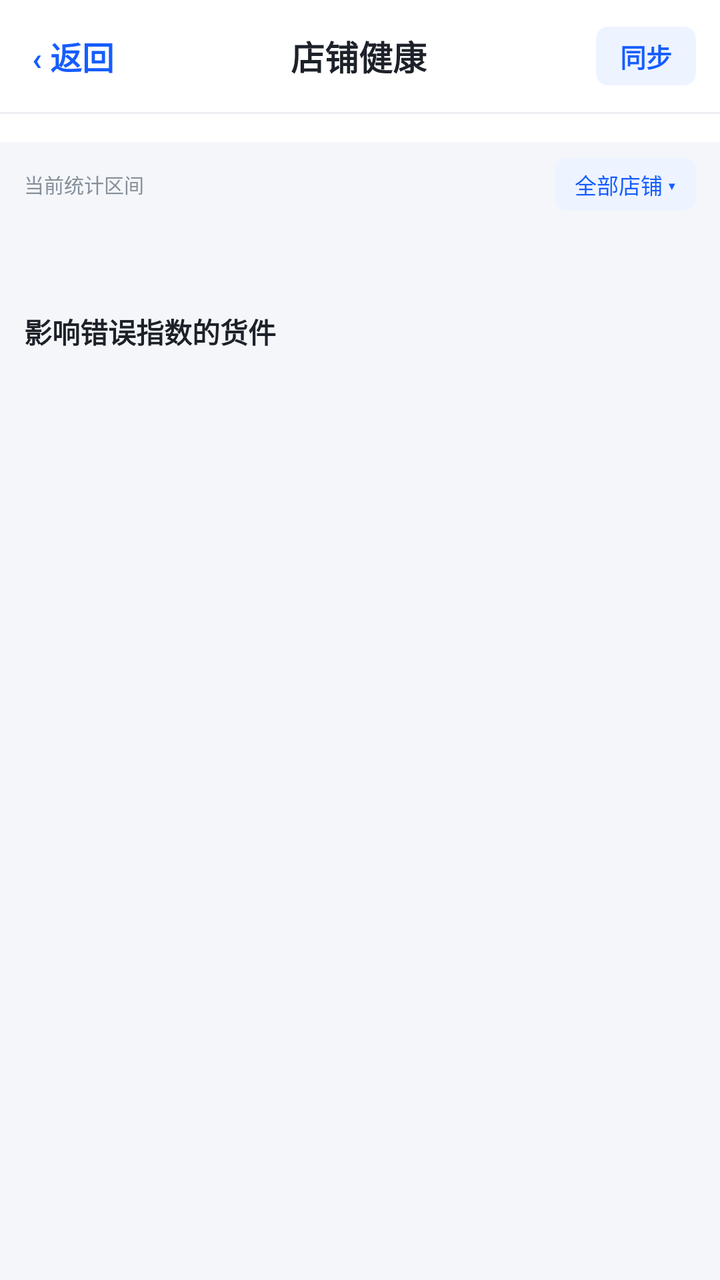
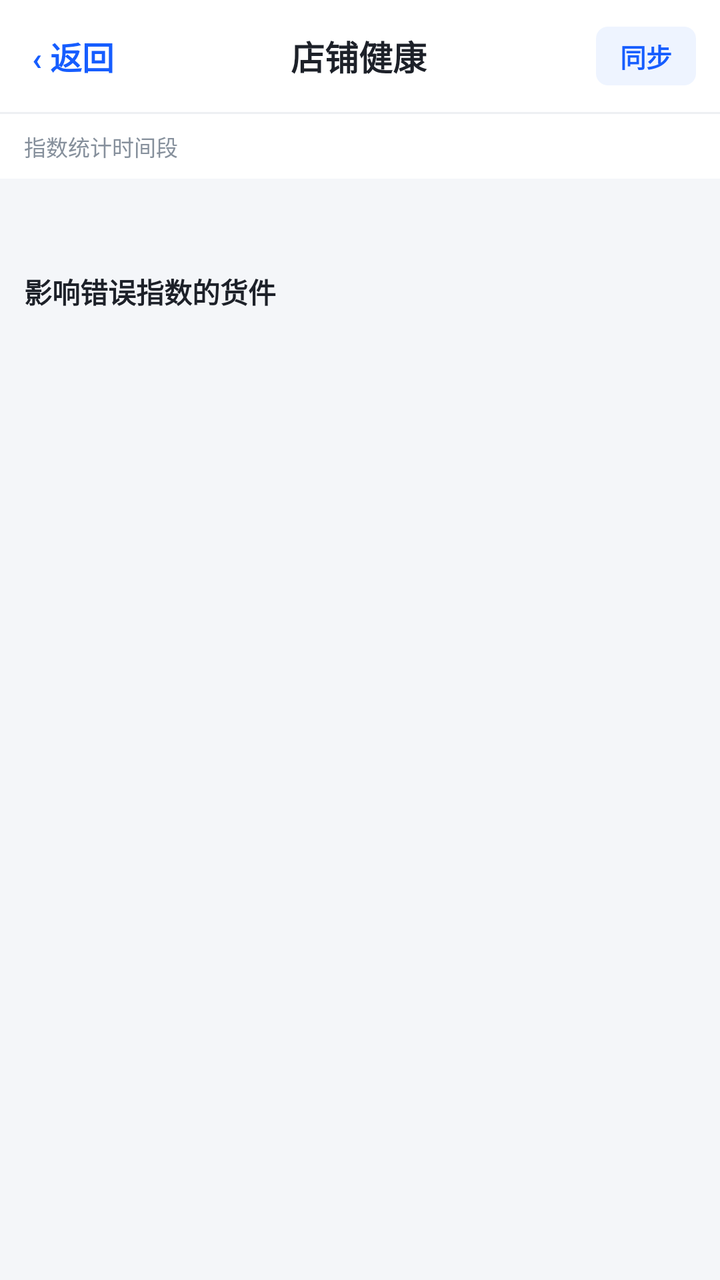

Compare the two renders of this Android layout. The source of the first and the diff that turns it into the second are given below.
<!-- AndroidManifest.xml: application theme AppTheme -->
<!-- res/layout/activity_store_health.xml -->
<?xml version="1.0" encoding="utf-8"?>
<LinearLayout xmlns:android="http://schemas.android.com/apk/res/android"
    android:layout_width="match_parent"
    android:layout_height="match_parent"
    android:fitsSystemWindows="true"
    android:orientation="vertical"
    android:background="@color/page_bg">

    
    <LinearLayout
        android:layout_width="match_parent"
        android:layout_height="56dp"
        android:orientation="horizontal"
        android:gravity="center_vertical"
        android:background="#ffffff"
        android:paddingHorizontal="8dp">

        <TextView
            android:id="@+id/healthBackBtn"
            android:layout_width="wrap_content"
            android:layout_height="wrap_content"
            android:text="‹ 返回"
            android:textColor="@color/primary"
            android:textSize="16sp"
            android:textStyle="bold"
            android:paddingHorizontal="8dp"
            android:paddingVertical="12dp" />

        <TextView
            android:layout_width="0dp"
            android:layout_height="wrap_content"
            android:layout_weight="1"
            android:text="店铺健康"
            android:textColor="@color/text_primary"
            android:textSize="17sp"
            android:textStyle="bold"
            android:gravity="center" />

        <TextView
            android:id="@+id/healthSyncBtn"
            android:layout_width="wrap_content"
            android:layout_height="wrap_content"
            android:text="同步"
            android:textColor="@color/primary"
            android:textSize="13sp"
            android:textStyle="bold"
            android:background="@drawable/bg_tag_blue"
            android:paddingHorizontal="12dp"
            android:paddingVertical="5dp"
            android:layout_marginHorizontal="4dp" />
    </LinearLayout>

    
    <View
        android:layout_width="match_parent"
        android:layout_height="1dp"
        android:background="@color/divider" />

    
    <HorizontalScrollView
        android:layout_width="match_parent"
        android:layout_height="wrap_content"
        android:scrollbars="none"
        android:background="#ffffff"
        android:paddingTop="6dp"
        android:paddingBottom="8dp">

        <LinearLayout
            android:id="@+id/healthPresetContainer"
            android:layout_width="wrap_content"
            android:layout_height="wrap_content"
            android:orientation="horizontal"
            android:paddingHorizontal="12dp" />
    </HorizontalScrollView>

    
    <LinearLayout
        android:layout_width="match_parent"
        android:layout_height="wrap_content"
        android:orientation="horizontal"
        android:gravity="center_vertical"
        android:paddingHorizontal="12dp"
        android:paddingTop="8dp"
        android:paddingBottom="4dp">

        <TextView
            android:id="@+id/healthRangeHint"
            android:layout_width="0dp"
            android:layout_height="wrap_content"
            android:layout_weight="1"
            android:text="当前统计区间"
            android:textSize="10sp"
            android:textColor="@color/text_muted"
            android:maxLines="2" />

        <TextView
            android:id="@+id/healthStoreBtn"
            android:layout_width="wrap_content"
            android:layout_height="wrap_content"
            android:text="全部店铺 ▾"
            android:textSize="11sp"
            android:textColor="@color/primary"
            android:background="@drawable/bg_tag_blue"
            android:paddingHorizontal="10dp"
            android:paddingVertical="5dp"
            android:layout_marginStart="8dp" />
    </LinearLayout>

    
    <androidx.core.widget.NestedScrollView
        android:layout_width="match_parent"
        android:layout_height="0dp"
        android:layout_weight="1"
        android:fillViewport="true"
        android:clipToPadding="false">

        <LinearLayout
            android:layout_width="match_parent"
            android:layout_height="wrap_content"
            android:orientation="vertical"
            android:paddingHorizontal="12dp"
            android:paddingTop="8dp"
            android:paddingBottom="16dp">

            
            <LinearLayout
                android:id="@+id/healthOverviewContainer"
                android:layout_width="match_parent"
                android:layout_height="wrap_content"
                android:orientation="vertical" />

            
            <LinearLayout
                android:id="@+id/healthTrendContainer"
                android:layout_width="match_parent"
                android:layout_height="wrap_content"
                android:orientation="vertical"
                android:layout_marginTop="12dp" />

            
            <LinearLayout
                android:id="@+id/healthDistContainer"
                android:layout_width="match_parent"
                android:layout_height="wrap_content"
                android:orientation="vertical"
                android:layout_marginTop="12dp" />

            
            <TextView
                android:id="@+id/healthErrorTitle"
                android:layout_width="match_parent"
                android:layout_height="wrap_content"
                android:text="影响错误指数的货件"
                android:textSize="14sp"
                android:textStyle="bold"
                android:textColor="@color/text_primary"
                android:paddingTop="14dp"
                android:paddingBottom="6dp" />

            <ProgressBar
                android:id="@+id/healthProgress"
                android:layout_width="wrap_content"
                android:layout_height="wrap_content"
                android:layout_gravity="center_horizontal"
                android:layout_marginTop="8dp"
                android:visibility="gone" />

            
            <androidx.recyclerview.widget.RecyclerView
                android:id="@+id/healthErrorList"
                android:layout_width="match_parent"
                android:layout_height="wrap_content"
                android:nestedScrollingEnabled="false"
                android:overScrollMode="never" />

            <TextView
                android:id="@+id/healthLoadMoreBtn"
                android:layout_width="match_parent"
                android:layout_height="wrap_content"
                android:text="加载更多"
                android:textSize="12sp"
                android:textColor="@color/primary"
                android:gravity="center"
                android:paddingVertical="10dp"
                android:layout_marginTop="4dp"
                android:visibility="gone" />
        </LinearLayout>
    </androidx.core.widget.NestedScrollView>

</LinearLayout>
<!-- resources referenced by this layout -->
<resources>
  <color name="divider">#eef0f3</color>
  <color name="page_bg">#f4f6f9</color>
  <color name="primary">#165dff</color>
  <color name="text_muted">#86909c</color>
  <color name="text_primary">#1d2129</color>
  <!-- drawable bg_tag_blue (drawable) -->
  <?xml version="1.0" encoding="utf-8"?>
  <shape xmlns:android="http://schemas.android.com/apk/res/android"
      android:shape="rectangle">
      <solid android:color="@color/primary_bg" />
      <corners android:radius="@dimen/radius_sm" />
  </shape>
  <style name="AppTheme" parent="android:Theme.Material.Light.NoActionBar">
          <item name="android:statusBarColor">#165dff</item>
          <item name="android:navigationBarColor">#ffffff</item>
          <item name="android:windowBackground">#f2f3f5</item>
      </style>
  <color name="primary_bg">#eef4ff</color>
  <dimen name="radius_sm">6dp</dimen>
</resources>

<!-- the commit's change to res/layout/activity_store_health.xml (unified diff, before → after) -->
@@ -57,54 +57,18 @@
         android:background="@color/divider" />
 
     
-    <HorizontalScrollView
+    <TextView
+        android:id="@+id/healthRangeHint"
         android:layout_width="match_parent"
         android:layout_height="wrap_content"
-        android:scrollbars="none"
+        android:text="指数统计时间段"
+        android:textSize="11sp"
+        android:textColor="@color/text_muted"
         android:background="#ffffff"
-        android:paddingTop="6dp"
-        android:paddingBottom="8dp">
-
-        <LinearLayout
-            android:id="@+id/healthPresetContainer"
-            android:layout_width="wrap_content"
-            android:layout_height="wrap_content"
-            android:orientation="horizontal"
-            android:paddingHorizontal="12dp" />
-    </HorizontalScrollView>
-
-    
-    <LinearLayout
-        android:layout_width="match_parent"
-        android:layout_height="wrap_content"
-        android:orientation="horizontal"
-        android:gravity="center_vertical"
         android:paddingHorizontal="12dp"
         android:paddingTop="8dp"
-        android:paddingBottom="4dp">
-
-        <TextView
-            android:id="@+id/healthRangeHint"
-            android:layout_width="0dp"
-            android:layout_height="wrap_content"
-            android:layout_weight="1"
-            android:text="当前统计区间"
-            android:textSize="10sp"
-            android:textColor="@color/text_muted"
-            android:maxLines="2" />
-
-        <TextView
-            android:id="@+id/healthStoreBtn"
-            android:layout_width="wrap_content"
-            android:layout_height="wrap_content"
-            android:text="全部店铺 ▾"
-            android:textSize="11sp"
-            android:textColor="@color/primary"
-            android:background="@drawable/bg_tag_blue"
-            android:paddingHorizontal="10dp"
-            android:paddingVertical="5dp"
-            android:layout_marginStart="8dp" />
-    </LinearLayout>
+        android:paddingBottom="8dp"
+        android:maxLines="2" />
 
     
     <androidx.core.widget.NestedScrollView
